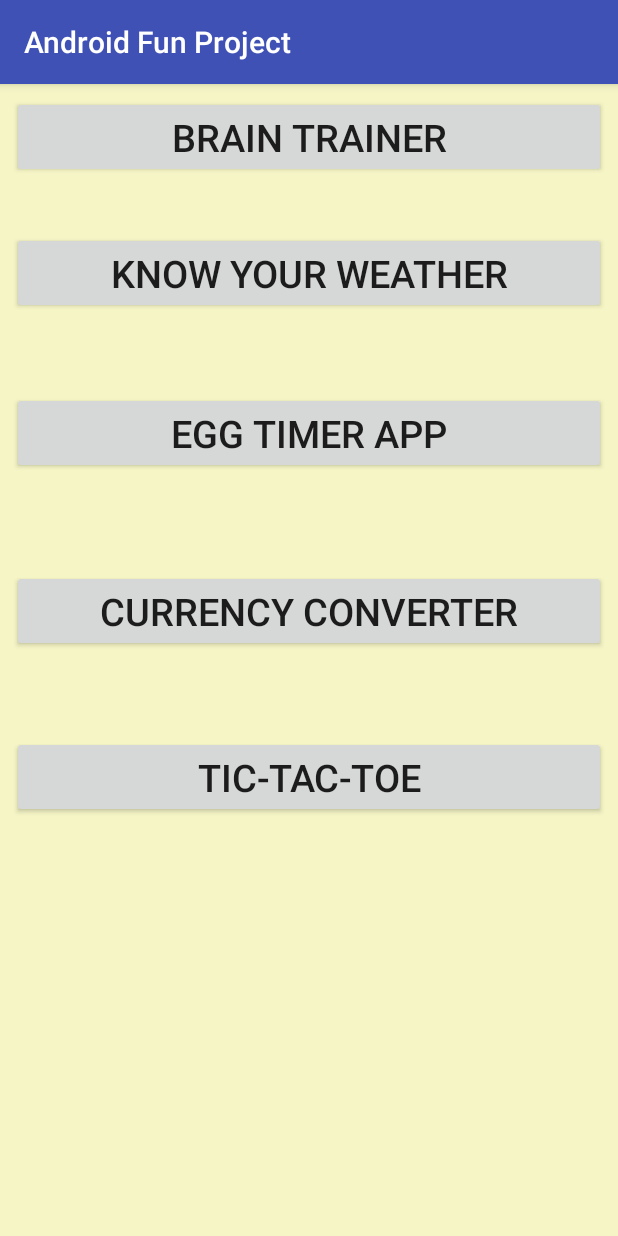
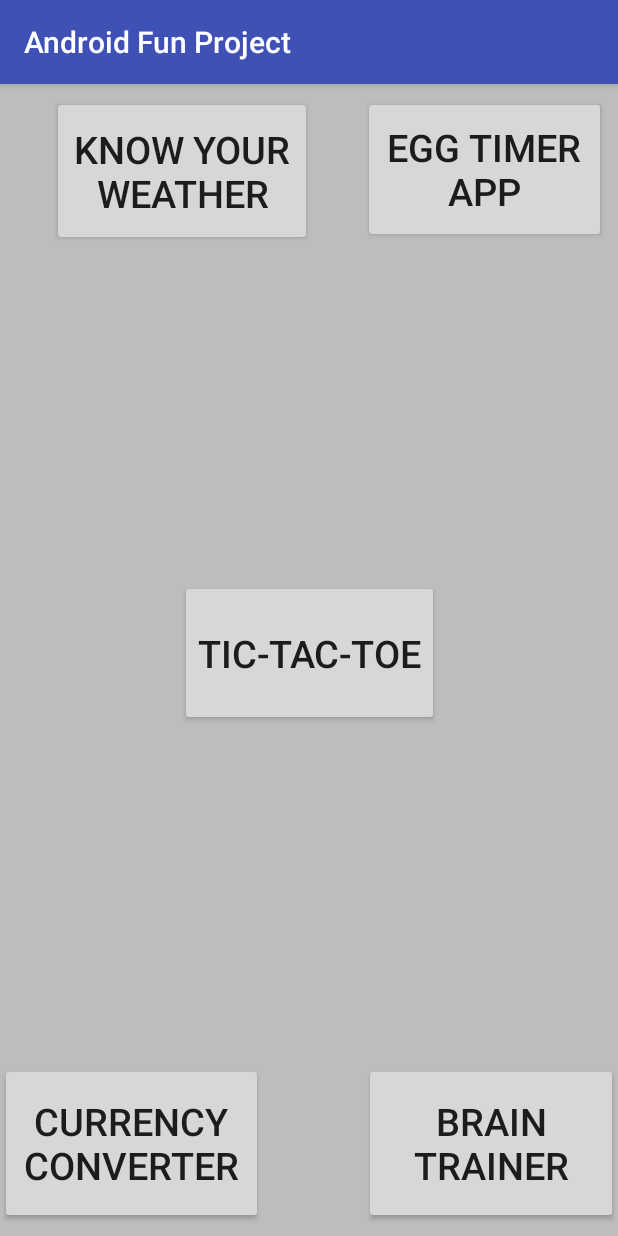
Before and after one commit to initishh/Zairza-Orientation-Project, an Android app: the screen it shows after launch (MainActivity), on a phone screen of 412 x 824 dp. Run offline under Robolectric (Android 15) with nearby library versions, the phone set to English and light mode, and no system bars.

Commit message:
Button changed

```diff
--- a/Android/app/build.gradle
+++ b/Android/app/build.gradle
@@ -26,4 +26,5 @@ dependencies {
     androidTestImplementation 'com.android.support.test:runner:1.0.2'
     androidTestImplementation 'com.android.support.test.espresso:espresso-core:3.0.2'
     implementation 'com.android.support:gridlayout-v7:28.0.0-rc02'
+    implementation 'com.android.support:cardview-v7:28.0.0-rc02'
 }
--- /dev/null
+++ b/Android/app/src/main/res/drawable/primary_round.xml
@@ -0,0 +1,13 @@
+<?xml version="1.0" encoding="utf-8"?>
+<selector xmlns:android="http://schemas.android.com/apk/res/android">
+
+    <ripple xmlns:android="http://schemas.android.com/apk/res/android"
+        android:color="@color/primary_600">
+        <item>
+            <shape xmlns:android="http://schemas.android.com/apk/res/android">
+                <corners android:radius="1dp" />
+                <solid android:color="@color/primary" />
+            </shape>
+        </item>
+    </ripple>
+</selector>
--- a/Android/app/src/main/res/layout/activity_main.xml
+++ b/Android/app/src/main/res/layout/activity_main.xml
@@ -4,91 +4,88 @@
     xmlns:tools="http://schemas.android.com/tools"
     android:layout_width="match_parent"
     android:layout_height="match_parent"
-    android:background="#f5f5c6"
+    android:background="#BDBDBD"
     tools:context=".MainActivity"
     tools:layout_editor_absoluteY="50dp">
 
 
     <Button
         android:id="@+id/button2"
-        android:layout_width="0dp"
-        android:layout_height="wrap_content"
+        android:style="@style/Button"
+        android:layout_width="wrap_content"
+        android:layout_height="97dp"
         android:layout_marginBottom="8dp"
         android:layout_marginEnd="8dp"
         android:layout_marginStart="8dp"
-        android:layout_marginTop="56dp"
+        android:layout_marginTop="8dp"
         android:onClick="click"
         android:tag="2"
         android:text="Tic-Tac-Toe"
         android:textSize="25sp"
-        app:layout_constraintBottom_toBottomOf="parent"
+        app:layout_constraintBottom_toTopOf="@+id/button6"
         app:layout_constraintEnd_toEndOf="parent"
-        app:layout_constraintHorizontal_bias="0.0"
         app:layout_constraintStart_toStartOf="parent"
-        app:layout_constraintTop_toBottomOf="@+id/button6"
-        app:layout_constraintVertical_bias="0.0" />
+        app:layout_constraintTop_toBottomOf="@+id/button3" />
 
     <Button
         android:id="@+id/button3"
-        android:layout_width="0dp"
-        android:layout_height="wrap_content"
+        android:style="@style/Button"
+        android:layout_width="162dp"
+        android:layout_height="98dp"
         android:layout_marginEnd="8dp"
-        android:layout_marginStart="8dp"
-        android:layout_marginTop="52dp"
+        android:layout_marginTop="8dp"
         android:onClick="click"
         android:tag="3"
         android:text="Egg Timer App"
         android:textSize="25sp"
         app:layout_constraintEnd_toEndOf="parent"
-        app:layout_constraintHorizontal_bias="0.0"
-        app:layout_constraintStart_toStartOf="parent"
-        app:layout_constraintTop_toBottomOf="@+id/button4" />
+        app:layout_constraintTop_toTopOf="parent" />
 
     <Button
         android:id="@+id/button4"
-        android:layout_width="0dp"
-        android:layout_height="wrap_content"
+        android:style="@style/Button"
+        android:layout_width="173dp"
+        android:layout_height="100dp"
         android:layout_marginEnd="8dp"
         android:layout_marginStart="8dp"
-        android:layout_marginTop="36dp"
+        android:layout_marginTop="8dp"
         android:onClick="click"
         android:tag="4"
         android:text="Know your weather"
         android:textSize="25sp"
-        app:layout_constraintEnd_toEndOf="parent"
-        app:layout_constraintHorizontal_bias="0.0"
+        app:layout_constraintDimensionRatio="w,3:1"
+        app:layout_constraintEnd_toStartOf="@+id/button3"
         app:layout_constraintStart_toStartOf="parent"
-        app:layout_constraintTop_toBottomOf="@+id/button5" />
+        app:layout_constraintTop_toTopOf="parent" />
 
     <Button
         android:id="@+id/button5"
-        android:layout_width="0dp"
-        android:layout_height="wrap_content"
-        android:layout_marginEnd="8dp"
-        android:layout_marginStart="8dp"
+        android:style="@style/Button"
+        android:layout_width="169dp"
+        android:layout_height="107dp"
+        android:layout_marginBottom="8dp"
         android:layout_marginTop="8dp"
         android:onClick="click"
         android:tag="5"
         android:text="Brain Trainer"
         android:textSize="25sp"
+        app:layout_constraintBottom_toBottomOf="parent"
         app:layout_constraintEnd_toEndOf="parent"
-        app:layout_constraintStart_toStartOf="parent"
-        app:layout_constraintTop_toTopOf="parent" />
+        app:layout_constraintTop_toBottomOf="@+id/button2"
+        app:layout_constraintVertical_bias="1.0" />
 
     <Button
         android:id="@+id/button6"
-        android:layout_width="0dp"
-        android:layout_height="wrap_content"
-        android:layout_marginEnd="8dp"
-        android:layout_marginStart="8dp"
-        android:layout_marginTop="64dp"
+        android:style="@style/Button"
+        android:layout_width="175dp"
+        android:layout_height="107dp"
+        android:layout_marginBottom="8dp"
         android:onClick="click"
         android:tag="6"
         android:text="Currency Converter"
         android:textSize="25sp"
-        app:layout_constraintEnd_toEndOf="parent"
-        app:layout_constraintHorizontal_bias="0.503"
-        app:layout_constraintStart_toStartOf="parent"
-        app:layout_constraintTop_toBottomOf="@+id/button3" />
+        app:layout_constraintBottom_toBottomOf="parent"
+        app:layout_constraintDimensionRatio="w,"
+        app:layout_constraintStart_toStartOf="parent" />
 
 </android.support.constraint.ConstraintLayout>
--- a/Android/app/src/main/res/layout/activity_main2.xml
+++ b/Android/app/src/main/res/layout/activity_main2.xml
@@ -4,7 +4,7 @@
     xmlns:tools="http://schemas.android.com/tools"
     android:layout_width="match_parent"
     android:layout_height="match_parent"
-    android:background="#74b9ff"
+    android:background="#29b6f6"
     tools:context=".Main2Activity">
 
     <GridLayout
--- a/Android/app/src/main/res/layout/activity_main6.xml
+++ b/Android/app/src/main/res/layout/activity_main6.xml
@@ -200,7 +200,7 @@
 
     <TextView
         android:id="@+id/instruction3"
-        android:layout_width="0dp"
+        android:layout_width="wrap_content"
         android:layout_height="wrap_content"
         android:layout_marginTop="140dp"
         android:text="There are 4 options and one correct answer."
--- a/Android/app/src/main/res/values/colors.xml
+++ b/Android/app/src/main/res/values/colors.xml
@@ -3,4 +3,5 @@
     <color name="colorPrimary">#3F51B5</color>
     <color name="colorPrimaryDark">#303F9F</color>
     <color name="colorAccent">#FF4081</color>
+    <color name="white">#F1FFF1</color>
 </resources>
--- a/Android/app/src/main/res/values/styles.xml
+++ b/Android/app/src/main/res/values/styles.xml
@@ -8,4 +8,14 @@
         <item name="colorAccent">@color/colorAccent</item>
     </style>
 
+    <style name="Button">
+        <item name="android:textColor">@color/white</item>
+        <item name="android:padding">0dp</item>
+        <item name="android:minWidth">88dp</item>
+        <item name="android:minHeight">36dp</item>
+        <item name="android:layout_margin">3dp</item>
+        <item name="android:elevation">1dp</item>
+        <item name="android:translationZ">1dp</item>
+        <item name="android:background">@drawable/primary_round</item>
+    </style>
 </resources>
```
Also changed, not shown: Android/app/src/main/res/layout/activity_main5.xml (+9 -1 lines), Android/app/src/main/res/layout/activity_main7.xml (+11 -27 lines), Android/app/src/main/res/drawable/weather.jpg (added), 1 other file.
